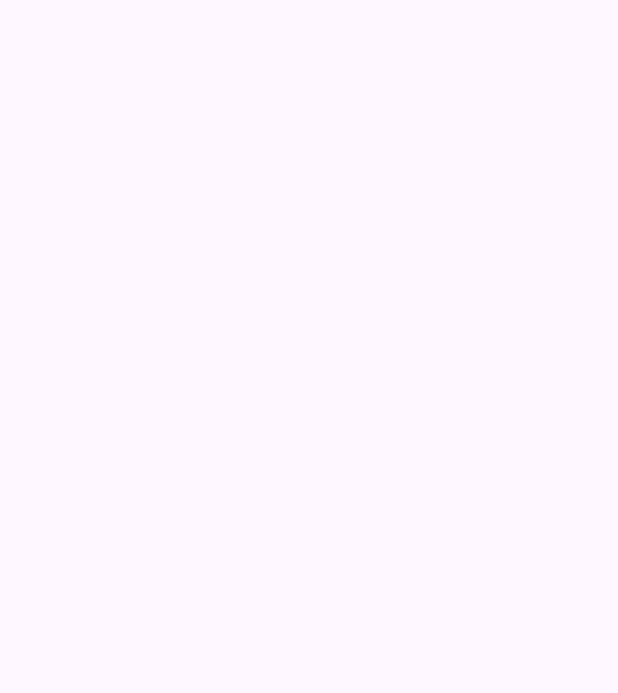
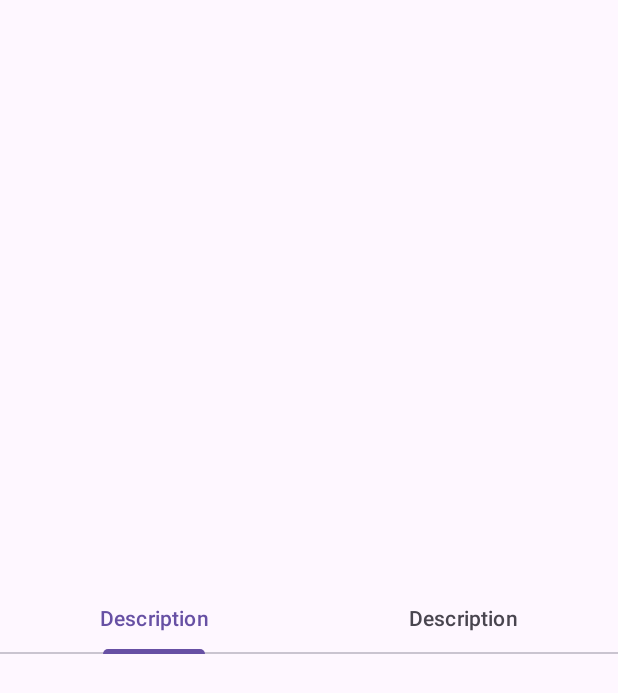
Before and after one commit to UOASOFTENG306/project-1-team-4, an Android app: the DetailsActivity screen opened directly, with no data from a screen before it, on a phone screen of 412 x 824 dp. Before the commit the part shown is empty. Shown: the top 693 px of the screen. Run offline under Robolectric (Android 15) with nearby library versions, the phone set to English and light mode, and no system bars.

Commit message:
chore: add initial DetailsActivity fragments

```diff
--- a/app/src/main/res/layout/activity_details.xml
+++ b/app/src/main/res/layout/activity_details.xml
@@ -1,9 +1,36 @@
 <?xml version="1.0" encoding="utf-8"?>
-<androidx.constraintlayout.widget.ConstraintLayout xmlns:android="http://schemas.android.com/apk/res/android"
+<LinearLayout xmlns:android="http://schemas.android.com/apk/res/android"
     xmlns:app="http://schemas.android.com/apk/res-auto"
     xmlns:tools="http://schemas.android.com/tools"
     android:layout_width="match_parent"
     android:layout_height="match_parent"
+    android:orientation="vertical"
     tools:context=".View.DetailsActivity">
 
-</androidx.constraintlayout.widget.ConstraintLayout>
+    <LinearLayout
+        android:layout_width="match_parent"
+        android:layout_height="wrap_content"
+        android:layout_weight="1"
+        android:orientation="vertical"></LinearLayout>
+
+    <com.google.android.material.tabs.TabLayout
+        android:layout_width="match_parent"
+        android:layout_height="wrap_content">
+
+        <com.google.android.material.tabs.TabItem
+            android:layout_width="wrap_content"
+            android:layout_height="wrap_content"
+            android:text="Description" />
+
+        <com.google.android.material.tabs.TabItem
+            android:layout_width="wrap_content"
+            android:layout_height="wrap_content"
+            android:text="Description" />
+    </com.google.android.material.tabs.TabLayout>
+    <androidx.viewpager2.widget.ViewPager2
+        android:id="@+id/viewPager"
+        android:layout_width="match_parent"
+        android:layout_height="0dp"
+        android:layout_weight="1"/>
+
+</LinearLayout>
--- a/app/src/main/res/values/strings.xml
+++ b/app/src/main/res/values/strings.xml
@@ -1,3 +1,5 @@
 <resources>
     <string name="app_name">SOFTENG306_Application</string>
+    <!-- TODO: Remove or change this placeholder text -->
+    <string name="hello_blank_fragment">Hello blank fragment</string>
 </resources>
```
Also changed, not shown: app/src/main/java/com/example/softeng306_application/View/DescriptionFragment.java (added, +66 -0 lines), app/src/main/java/com/example/softeng306_application/View/ReviewFragment.java (added, +66 -0 lines), app/src/main/res/layout/fragment_description.xml (added, +15 -0 lines), app/src/main/res/layout/fragment_review.xml (added, +15 -0 lines).
